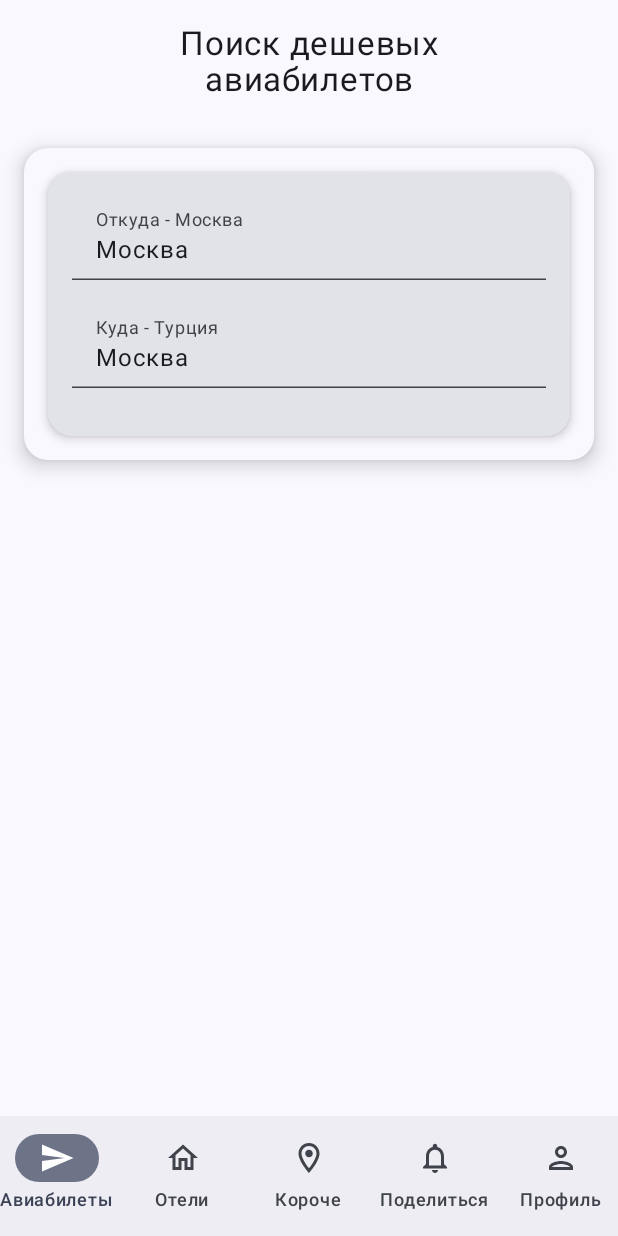
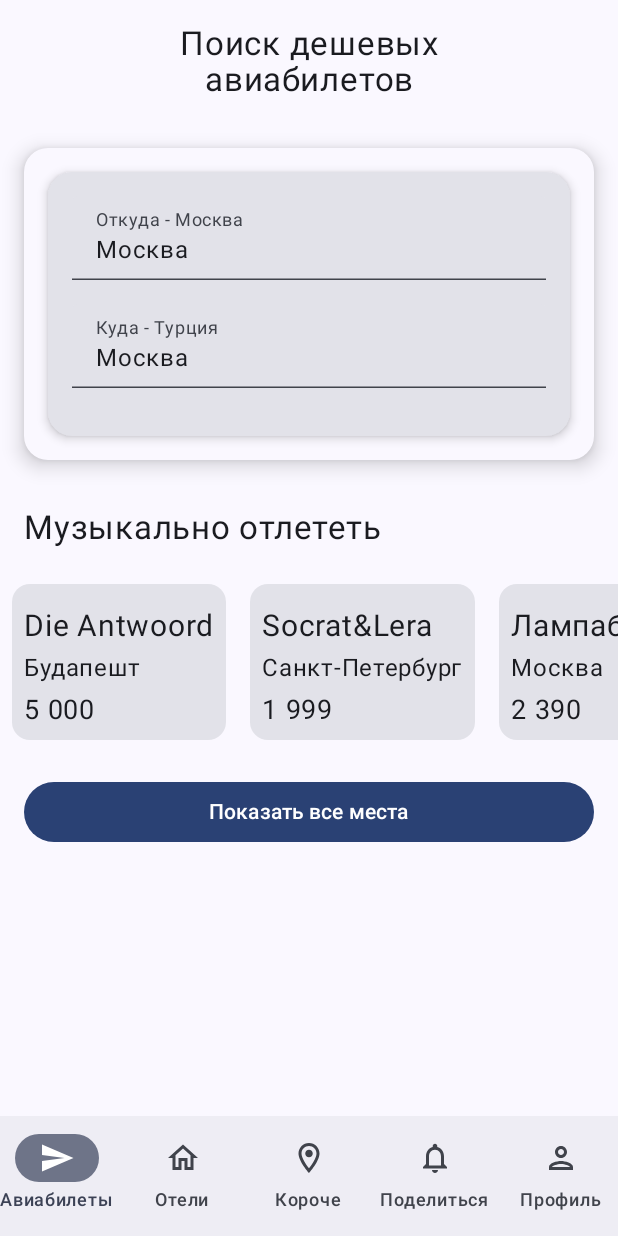
Before and after one commit to Margo2012/ComposeNavigation, an Android app built with Jetpack Compose: the screen it shows after launch (MainActivity), on a phone screen of 412 x 824 dp. Run offline under Robolectric (Android 15) with nearby library versions, the phone set to English and light mode, and no system bars.

Commit message:
Общая верстка первого экрана

```diff
--- a/app/src/main/java/com/example/sky/MainActivity.kt
+++ b/app/src/main/java/com/example/sky/MainActivity.kt
@@ -8,6 +8,8 @@ import androidx.compose.foundation.layout.Column
 import androidx.compose.foundation.layout.fillMaxSize
 import androidx.compose.foundation.layout.fillMaxWidth
 import androidx.compose.foundation.layout.padding
+import androidx.compose.foundation.lazy.LazyRow
+import androidx.compose.foundation.lazy.items
 import androidx.compose.material.icons.Icons
 import androidx.compose.material.icons.filled.Home
 import androidx.compose.material.icons.filled.LocationOn
@@ -19,6 +21,7 @@ import androidx.compose.material.icons.outlined.LocationOn
 import androidx.compose.material.icons.outlined.Notifications
 import androidx.compose.material.icons.outlined.Person
 import androidx.compose.material.icons.outlined.Send
+import androidx.compose.material3.Button
 import androidx.compose.material3.Icon
 import androidx.compose.material3.MaterialTheme
 import androidx.compose.material3.NavigationBar
@@ -26,24 +29,42 @@ import androidx.compose.material3.NavigationBarItem
 import androidx.compose.material3.Scaffold
 import androidx.compose.material3.Surface
 import androidx.compose.material3.Text
+import androidx.compose.runtime.Composable
 import androidx.compose.runtime.getValue
 import androidx.compose.runtime.mutableStateOf
 import androidx.compose.runtime.saveable.rememberSaveable
 import androidx.compose.runtime.setValue
 import androidx.compose.ui.Alignment
 import androidx.compose.ui.Modifier
-import androidx.compose.ui.graphics.vector.ImageVector
 import androidx.compose.ui.text.style.TextAlign
 import androidx.compose.ui.unit.dp
 import androidx.compose.ui.unit.sp
+import com.example.sky.models.BestOffer
+import com.example.sky.models.BottomNavItem
+import com.example.sky.models.Price
 import com.example.sky.ui.screens.DepartureField
 import com.example.sky.ui.theme.SkyTheme
+import com.example.sky.ui.widget.OfferItem
 
-data class BottomNavItem(
-    val title: String,
-    val selectedIcon: ImageVector,
-    val unselectedIcon: ImageVector,
-)
+
+@Composable
+fun ListBestOffer() {
+    val offers = listOf(
+        BestOffer(id = 1, title = "Die Antwoord", town = "Будапешт", price = Price(5000)),
+        BestOffer(id = 2, title = "Socrat&Lera", town = "Санкт-Петербург", price = Price(1999)),
+        BestOffer(id = 3, title = "Лампабикт", town = "Москва", price = Price(2390)),
+    )
+    LazyRow {
+      items(offers){offer ->
+          /*val image = when (offer.id) {
+              1 -> painterResource(R.drawable.image1)  // Replace with your actual resource IDs
+              2 -> painterResource(R.drawable.image2)
+              else -> painterResource(R.drawable.image3)
+          }*/
+          OfferItem(offer = offer, image = null)
+      }
+    }
+}
 
 class MainActivity : ComponentActivity() {
     @SuppressLint("UnusedMaterial3ScaffoldPaddingParameter")
@@ -119,8 +140,25 @@ class MainActivity : ComponentActivity() {
                                 maxLines = 2
                             )
                             DepartureField(modifier = Modifier)
+                            Text(
+                                modifier = Modifier
+                                    .padding(16.dp)
+                                    .fillMaxWidth()
+                                    .align(Alignment.CenterHorizontally),
+                                text = "Музыкально отлететь",
+                                fontSize = 22.sp,
+                                maxLines = 1
+                            )
+                            ListBestOffer()
+                            Button(
+                                modifier = Modifier
+                                    .padding(16.dp)
+                                    .fillMaxWidth()
+                                    .align(Alignment.CenterHorizontally),
+                                onClick = { /*TODO*/ }) {
+                                Text(text = "Показать все места")
+                            }
                         }
-
                     }
                     /*val navController = rememberNavController()
                     NavHost(
--- /dev/null
+++ b/app/src/main/java/com/example/sky/models/BestOffer.kt
@@ -0,0 +1,15 @@
+package com.example.sky.models
+
+import androidx.compose.ui.graphics.vector.ImageVector
+import kotlinx.serialization.Serializable
+
+data class BestOffer(
+    val id: Int,
+    val image: ImageVector? = null,
+    val title: String,
+    val town: String,
+    val price: Price
+)
+
+@Serializable
+data class Price(val value: Int)
--- /dev/null
+++ b/app/src/main/java/com/example/sky/models/BottomNavItem.kt
@@ -0,0 +1,9 @@
+package com.example.sky.models
+
+import androidx.compose.ui.graphics.vector.ImageVector
+
+data class BottomNavItem(
+    val title: String,
+    val selectedIcon: ImageVector,
+    val unselectedIcon: ImageVector,
+)
--- /dev/null
+++ b/app/src/main/java/com/example/sky/ui/widget/OfferItem.kt
@@ -0,0 +1,36 @@
+package com.example.sky.ui.widget
+
+import androidx.compose.foundation.Image
+import androidx.compose.foundation.layout.Column
+import androidx.compose.foundation.layout.fillMaxWidth
+import androidx.compose.foundation.layout.padding
+import androidx.compose.material3.Card
+import androidx.compose.material3.Text
+import androidx.compose.runtime.Composable
+import androidx.compose.ui.Modifier
+import androidx.compose.ui.graphics.painter.Painter
+import androidx.compose.ui.unit.dp
+import androidx.compose.ui.unit.sp
+import com.example.sky.models.BestOffer
+
+@Composable
+fun OfferItem(offer: BestOffer, image: Painter?) {
+    Card(
+        modifier = Modifier
+            .padding(8.dp)
+            .fillMaxWidth()
+    ) {
+        Column(modifier = Modifier.padding(8.dp)) {
+            if (image != null) {
+                Image(painter = image, contentDescription = null)
+            }
+            Text(text = offer.title, fontSize = 20.sp, modifier = Modifier.padding(top = 8.dp, bottom = 4.dp))
+            Text(text = offer.town, fontSize = 16.sp, modifier = Modifier.padding(bottom = 4.dp))
+            Text(text = formatPrice(offer.price.value), fontSize = 18.sp)
+        }
+    }
+}
+
+private fun formatPrice(price: Int): String {
+    return "%,d".format(price).replace(",", " ")
+}
```
